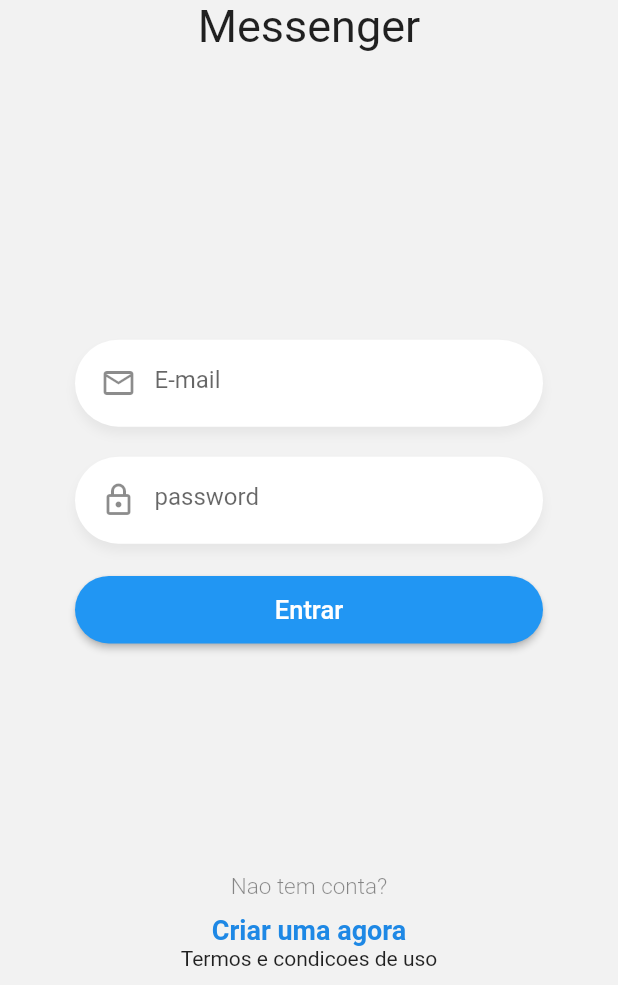
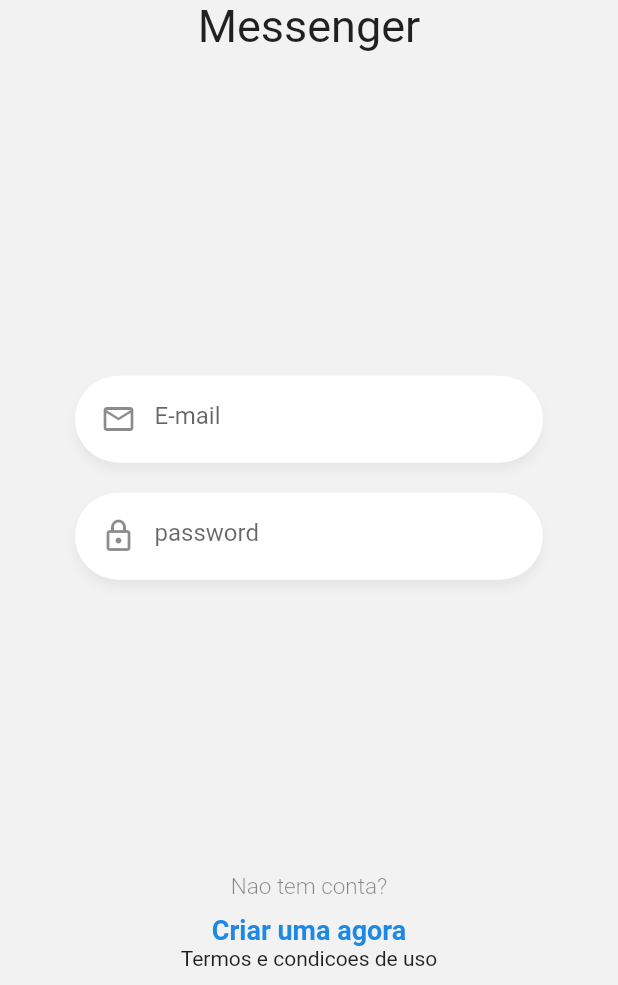
Before and after one commit to eliezerantonio/flutter-avancado, a Flutter app: the screen it shows after launch, on a phone screen of 412 x 824 dp, the part 251-1236 px from its top. Run offline on Flutter 3.47's test engine with Material 2 defaults, Android fonts, the phone set to English and light mode, and no system bars; our stand-ins replace cloud_firestore, firebase_auth, pie_chart, socket_io_client; accounts and stored records are empty.

Commit message:
reautilizado botao

```diff
--- a/chat_flutter/lib/pages/login_page.dart
+++ b/chat_flutter/lib/pages/login_page.dart
@@ -54,23 +54,7 @@ class __FormState extends State<_Form> {
             textController: _passwordController,
             keyboardType: TextInputType.emailAddress,
           ),
-          RaisedButton(
-            elevation: 2,
-            highlightElevation: 5,
-            color: Colors.blue,
-            shape: StadiumBorder(),
-            onPressed: () {},
-            child: Container(
-              width: double.infinity,
-              height: 45,
-              child: Center(
-                child: Text(
-                  'Entrar',
-                  style: TextStyle(color: Colors.white, fontSize: 17),
-                ),
-              ),
-            ),
-          )
+
         ],
       ),
     );
```
Also changed, not shown: chat_flutter/lib/widegts/custom_button.dart (added, +26 -0 lines).
